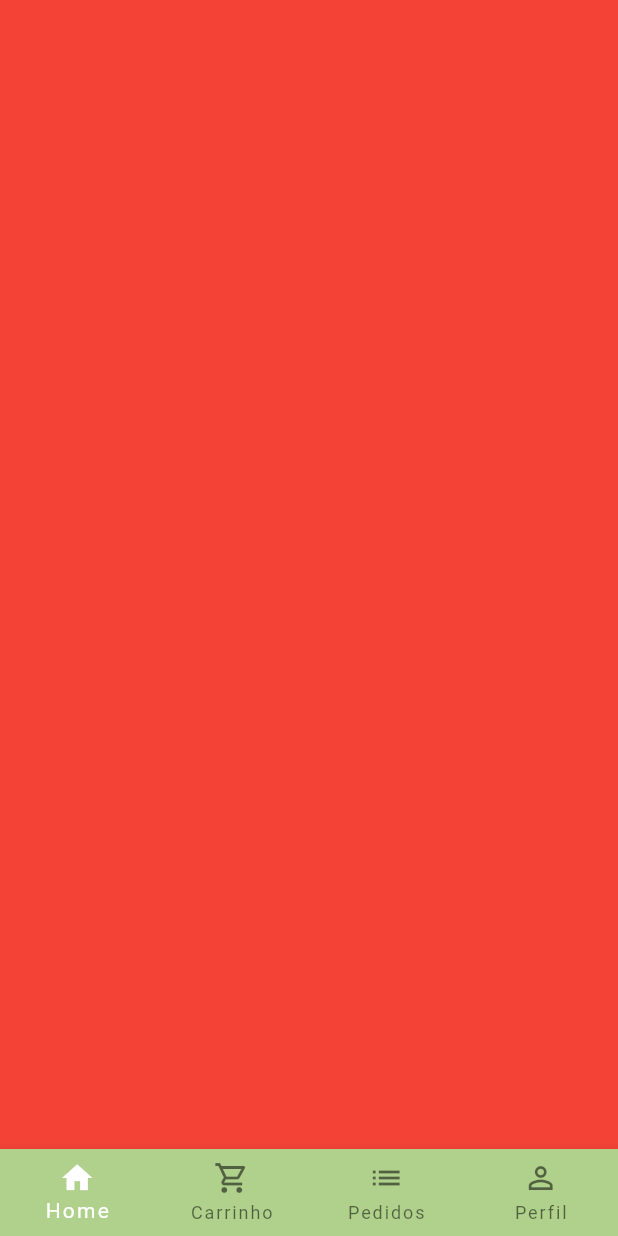
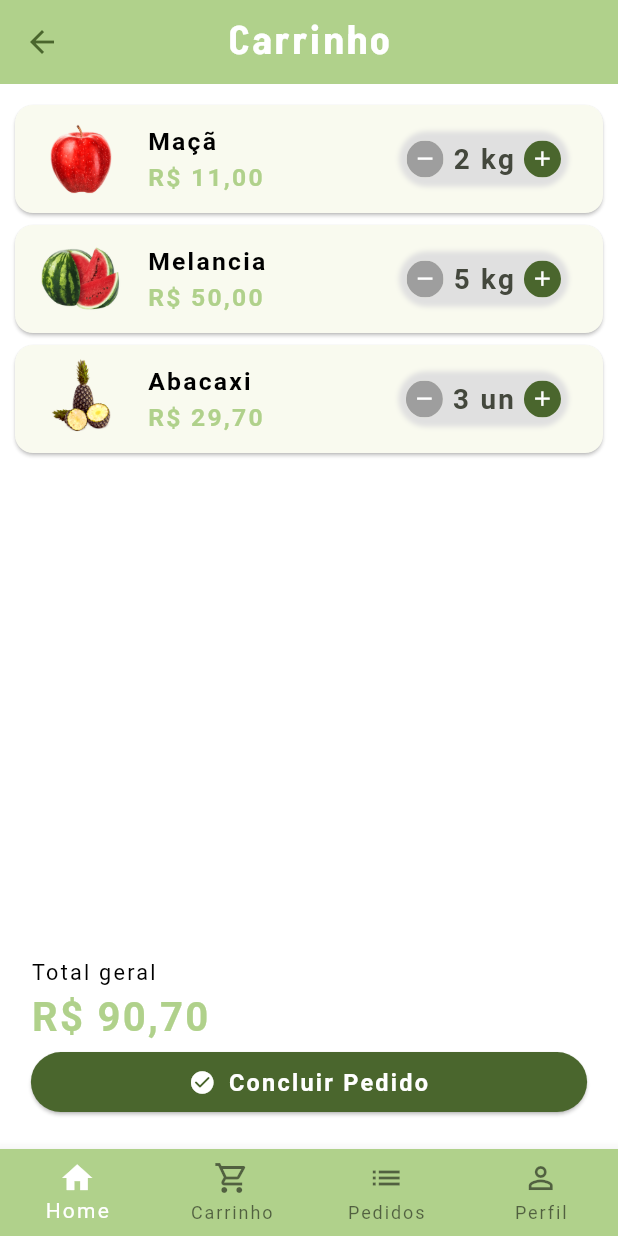
Before and after one commit to joaolima7/greengrocer_virtual, a Flutter app: the BaseScreen screen opened by its route, swiped to page 2, on a phone screen of 412 x 824 dp. Run offline on Flutter 3.47's test engine with Material 3 defaults, Android fonts, the phone set to English and light mode, and no system bars; our stand-ins replace google_fonts, mask_text_input_formatter; Roboto replaces fonts that are missing (AnekDevanagari).

Commit message:
creating cart tab

```diff
--- a/lib/greengrocer_app.dart
+++ b/lib/greengrocer_app.dart
@@ -3,6 +3,7 @@ import 'package:greengrocer_virtual/src/core/config/themes/theme_data.dart';
 import 'package:greengrocer_virtual/src/layers/presentation/ui/auth/login_page.dart';
 import 'package:greengrocer_virtual/src/layers/presentation/ui/auth/signup_page.dart';
 import 'package:greengrocer_virtual/src/layers/presentation/ui/base/base_screen.dart';
+import 'package:greengrocer_virtual/src/layers/presentation/ui/pages/product/datail_product.dart';
 
 class GreengrocerApp extends StatelessWidget {
   const GreengrocerApp({super.key});
--- a/lib/src/core/app_data/app_data.dart
+++ b/lib/src/core/app_data/app_data.dart
@@ -1,3 +1,4 @@
+import 'package:greengrocer_virtual/src/layers/domain/entities/cart_item.dart';
 import 'package:greengrocer_virtual/src/layers/domain/entities/item.dart';
 
 Item apple = Item(
@@ -5,7 +6,7 @@ Item apple = Item(
   imgUrl: 'assets/images/maca.png',
   unit: 'kg',
   price: 5.5,
-  description: 'A melhor maçã da região!',
+  description: 'A melhor Maçã da região!',
 );
 
 Item grapple = Item(
@@ -13,7 +14,7 @@ Item grapple = Item(
   imgUrl: 'assets/images/uva.png',
   unit: 'kg',
   price: 9.0,
-  description: 'A melhor uva da região!',
+  description: 'A melhor Uva da região!',
 );
 
 Item kiwi = Item(
@@ -21,15 +22,45 @@ Item kiwi = Item(
   imgUrl: 'assets/images/kiwi.png',
   unit: 'kg',
   price: 55,
-  description: 'O melhor kiwi da região!',
+  description: 'O melhor Kiwi da região!',
 );
 
-List<Item> items = [apple, grapple, kiwi];
+Item abacaxi = Item(
+  itemName: 'Abacaxi',
+  imgUrl: 'assets/images/abacaxi.png',
+  unit: 'un',
+  price: 9.90,
+  description: 'O melhor Abacaxi da região!',
+);
+
+Item pera = Item(
+  itemName: 'Pera',
+  imgUrl: 'assets/images/pera.png',
+  unit: 'kg',
+  price: 13.49,
+  description: 'A melhor Pera da região!',
+);
+
+Item melancia = Item(
+  itemName: 'Melancia',
+  imgUrl: 'assets/images/melancia.png',
+  unit: 'kg',
+  price: 10,
+  description: 'A melhor Melancia da região!',
+);
+
+List<Item> items = [apple, grapple, kiwi, abacaxi, pera, melancia];
+
+List<CartItem> cartItems = [
+  CartItem(item: apple, quantity: 2),
+  CartItem(item: melancia, quantity: 5),
+  CartItem(item: abacaxi, quantity: 3),
+];
 
 List<String> categories = [
   'Frutas',
   'Grãos',
   'Verduras',
-  'Tenmperos',
+  'Temperos',
   'Cereais',
 ];
--- /dev/null
+++ b/lib/src/layers/domain/entities/cart_item.dart
@@ -0,0 +1,13 @@
+import 'package:greengrocer_virtual/src/layers/domain/entities/item.dart';
+
+class CartItem {
+  Item item;
+  int quantity;
+
+  CartItem({
+    required this.item,
+    required this.quantity,
+  });
+
+  double totalPrice() => item.price * quantity;
+}
--- /dev/null
+++ b/lib/src/layers/presentation/components/cart_tile.dart
@@ -0,0 +1,69 @@
+import 'package:flutter/cupertino.dart';
+import 'package:flutter/material.dart';
+import 'package:greengrocer_virtual/src/core/config/themes/theme.dart';
+import 'package:greengrocer_virtual/src/core/utils/formatters_service.dart';
+import 'package:greengrocer_virtual/src/layers/domain/entities/cart_item.dart';
+import 'package:greengrocer_virtual/src/layers/presentation/components/quantity_custom.dart';
+
+class CartTile extends StatefulWidget {
+  final CartItem cartItem;
+  final FormatterService _formatterService = FormatterService();
+  final Function(CartItem) remove;
+  final Function() onQuantityChanged;
+  double sizeScreen;
+
+  CartTile({
+    super.key,
+    required this.cartItem,
+    required this.sizeScreen,
+    required this.remove,
+    required this.onQuantityChanged,
+  });
+
+  @override
+  State<CartTile> createState() => _CartTileState();
+}
+
+class _CartTileState extends State<CartTile> {
+  @override
+  Widget build(BuildContext context) {
+    return Card(
+      child: ListTile(
+        leading: Image.asset(widget.cartItem.item.imgUrl),
+        title: Text(
+          widget.cartItem.item.itemName,
+          style: TextStyle(
+            fontSize: widget.sizeScreen * .04,
+            color: Colors.black,
+            fontWeight: FontWeight.w700,
+          ),
+        ),
+        subtitle: Text(
+          widget._formatterService
+              .priceToCurrency(widget.cartItem.totalPrice())
+              .toString(),
+          style: TextStyle(
+            fontWeight: FontWeight.bold,
+            fontSize: widget.sizeScreen * .04,
+            color: MaterialTheme.lightScheme().inversePrimary,
+          ),
+        ),
+        trailing: QuantityCustom(
+          sizeScreen: widget.sizeScreen,
+          suffixText: widget.cartItem.item.unit,
+          value: widget.cartItem.quantity,
+          result: (quantity) {
+            setState(() {
+              if (quantity == 0) {
+                widget.remove(widget.cartItem);
+              } else {
+                widget.cartItem.quantity = quantity;
+              }
+            });
+            widget.onQuantityChanged();
+          },
+        ),
+      ),
+    );
+  }
+}
--- /dev/null
+++ b/lib/src/layers/presentation/components/quantity_custom.dart
@@ -0,0 +1,113 @@
+import 'package:flutter/cupertino.dart';
+import 'package:flutter/material.dart';
+import 'package:greengrocer_virtual/src/core/config/themes/theme.dart';
+
+class QuantityCustom extends StatefulWidget {
+  QuantityCustom({
+    super.key,
+    required this.sizeScreen,
+    required this.suffixText,
+    required this.value,
+    required this.result,
+  });
+
+  double sizeScreen;
+  final int value;
+  final String suffixText;
+  final Function(int quantity) result;
+
+  @override
+  State<QuantityCustom> createState() => _QuantityCustomState();
+}
+
+class _QuantityCustomState extends State<QuantityCustom> {
+  @override
+  Widget build(BuildContext context) {
+    return Container(
+      padding: const EdgeInsets.all(4),
+      decoration: BoxDecoration(
+        borderRadius: BorderRadius.circular(50),
+        boxShadow: [
+          BoxShadow(
+            color: Colors.grey.shade300,
+            spreadRadius: 1,
+            blurRadius: 2,
+          ),
+        ],
+      ),
+      child: Row(
+        mainAxisSize: MainAxisSize.min,
+        children: <Widget>[
+          _QuantityButton(
+            sizeScreen: widget.sizeScreen,
+            color: widget.value == 1 ? Colors.red : Colors.grey,
+            icon:
+                widget.value == 1 ? Icons.delete_forever_rounded : Icons.remove,
+            onPressed: () {
+              if (widget.value == 1) {}
+              int resultCount = widget.value - 1;
+              widget.result(resultCount);
+            },
+          ),
+          Padding(
+            padding: const EdgeInsets.symmetric(horizontal: 6),
+            child: Text(
+              '${widget.value} ${widget.suffixText}',
+              style: TextStyle(
+                fontWeight: FontWeight.bold,
+                fontSize: widget.sizeScreen * .045,
+              ),
+            ),
+          ),
+          _QuantityButton(
+            sizeScreen: widget.sizeScreen,
+            color: MaterialTheme.lightScheme().primary,
+            icon: Icons.add,
+            onPressed: () {
+              int resultCount = widget.value + 1;
+              widget.result(resultCount);
+            },
+          ),
+        ],
+      ),
+    );
+  }
+}
+
+class _QuantityButton extends StatelessWidget {
+  _QuantityButton({
+    super.key,
+    required this.sizeScreen,
+    required this.color,
+    required this.icon,
+    required this.onPressed,
+  });
+
+  final Color color;
+  final IconData icon;
+  final VoidCallback onPressed;
+  double sizeScreen;
+
+  @override
+  Widget build(BuildContext context) {
+    return Material(
+      borderRadius: BorderRadius.circular(50),
+      child: InkWell(
+        onTap: onPressed,
+        child: Ink(
+          width: sizeScreen * .06,
+          height: sizeScreen * .06,
+          decoration: BoxDecoration(
+            shape: BoxShape.circle,
+            color: color,
+          ),
+          child: Icon(
+            icon,
+            color: Colors.white,
+            size: sizeScreen * .04,
+          ),
+        ),
+      ),
+    );
+  }
+}
--- a/lib/src/layers/presentation/ui/base/base_screen.dart
+++ b/lib/src/layers/presentation/ui/base/base_screen.dart
@@ -1,4 +1,5 @@
 import 'package:flutter/material.dart';
+import 'package:greengrocer_virtual/src/layers/presentation/ui/base/tabs/cart_tab.dart';
 import 'package:greengrocer_virtual/src/layers/presentation/ui/base/tabs/home_tab.dart';
 
 class BaseScreen extends StatefulWidget {
@@ -20,7 +21,7 @@ class _BaseScreenState extends State<BaseScreen> {
         controller: _pageController,
         children: [
           HomeTab(),
-          Container(color: Colors.red),
+          CartTab(),
           Container(color: Colors.green),
           Container(color: Colors.red),
         ],
--- /dev/null
+++ b/lib/src/layers/presentation/ui/base/tabs/cart_tab.dart
@@ -0,0 +1,132 @@
+import 'package:flutter/cupertino.dart';
+import 'package:flutter/material.dart';
+import 'package:greengrocer_virtual/src/core/config/themes/theme.dart';
+import 'package:greengrocer_virtual/src/core/utils/formatters_service.dart';
+import 'package:greengrocer_virtual/src/core/app_data/app_data.dart' as appData;
+import 'package:greengrocer_virtual/src/layers/domain/entities/cart_item.dart';
+import 'package:greengrocer_virtual/src/layers/presentation/components/cart_tile.dart';
+
+class CartTab extends StatefulWidget {
+  const CartTab({super.key});
+
+  @override
+  State<CartTab> createState() => _CartTabState();
+}
+
+class _CartTabState extends State<CartTab> {
+  final FormatterService _formatterService = FormatterService();
+  double total = 0;
+
+  void removeItemFromCart(CartItem cartItem) {
+    setState(() {
+      appData.cartItems.remove(cartItem);
+    });
+  }
+
+  void cartTotalPrice() {
+    double result = 0;
+
+    for (var item in appData.cartItems) {
+      result += item.totalPrice();
+    }
+
+    setState(() {
+      total = result;
+    });
+  }
+
+  @override
+  void initState() {
+    super.initState();
+    cartTotalPrice();
+  }
+
+  @override
+  Widget build(BuildContext context) {
+    var sizeScreen = MediaQuery.of(context).size;
+    return Scaffold(
+      appBar: AppBar(
+        title: Text(
+          'Carrinho',
+          style:
+              TextStyle(fontSize: sizeScreen.width * .065, color: Colors.white),
+        ),
+      ),
+      body: Column(
+        children: <Widget>[
+          Expanded(
+            child: Padding(
+              padding: const EdgeInsets.symmetric(
+                horizontal: 6,
+                vertical: 10,
+              ),
+              child: ListView.builder(
+                itemCount: appData.cartItems.length,
+                itemBuilder: (_, index) {
+                  return CartTile(
+                    cartItem: appData.cartItems[index],
+                    sizeScreen: sizeScreen.width,
+                    remove: removeItemFromCart,
+                    onQuantityChanged: cartTotalPrice,
+                  );
+                },
+              ),
+            ),
+          ),
+          Container(
+            decoration: const BoxDecoration(
+                color: Colors.white,
+                borderRadius: BorderRadius.vertical(top: Radius.circular(30)),
+                boxShadow: [
+                  BoxShadow(
+                    color: Colors.white24,
+                    blurRadius: 3,
+                    spreadRadius: 2,
+                  ),
+                ]),
+            child: Padding(
+              padding: EdgeInsets.symmetric(
+                  vertical: sizeScreen.width * .05,
+                  horizontal: sizeScreen.width * .05),
+              child: Column(
+                //mainAxisAlignment: MainAxisAlignment.start,
+                crossAxisAlignment: CrossAxisAlignment.stretch,
+                children: <Widget>[
+                  Text(
+                    'Total geral',
+                    style: TextStyle(
+                        fontSize: sizeScreen.width * .035, color: Colors.black),
+                  ),
+                  Text(
+                    _formatterService.priceToCurrency(total).toString(),
+                    style: TextStyle(
+                      fontWeight: FontWeight.bold,
+                      fontSize: sizeScreen.width * .065,
+                      color: MaterialTheme.lightScheme().inversePrimary,
+                    ),
+                  ),
+                  ElevatedButton(
+                    onPressed: () {},
+                    child: Row(
+                      mainAxisAlignment: MainAxisAlignment.center,
+                      children: [
+                        const Padding(
+                          padding: EdgeInsets.only(right: 8),
+                          child: Icon(Icons.check_circle_rounded),
+                        ),
+                        Text(
+                          'Concluir Pedido',
+                          style: TextStyle(fontSize: sizeScreen.width * .038),
+                        ),
+                      ],
+                    ),
+                  ),
+                ],
+              ),
+            ),
+          ),
+        ],
+      ),
+    );
+  }
+}
--- a/lib/src/layers/presentation/ui/base/tabs/home_tab.dart
+++ b/lib/src/layers/presentation/ui/base/tabs/home_tab.dart
@@ -36,7 +36,7 @@ class _HomeTabState extends State<HomeTab> {
             child: InkWell(
               onTap: () {},
               child: const Badge(
-                label: Text('1'),
+                label: Text('2'),
                 child: Padding(
                   padding: EdgeInsets.all(7),
                   child: Icon(Icons.shopping_cart),
```
Also changed, not shown: lib/src/layers/presentation/components/item_tile.dart (+33 -7 lines), lib/src/layers/presentation/ui/pages/product/datail_product.dart (added, +179 -0 lines), assets/images/abacaxi.png (added), assets/images/melancia.png (added), assets/images/pera.png (added).
